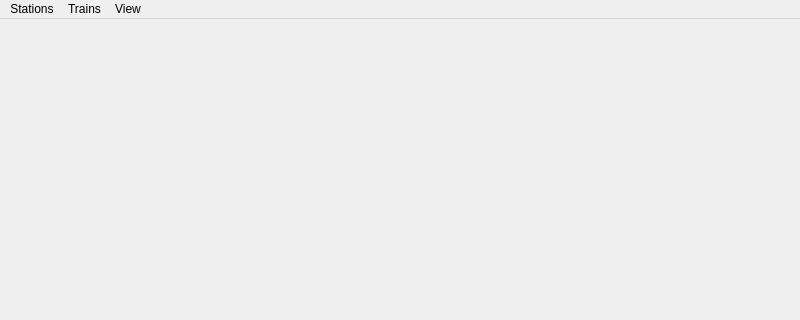
The window that tools/route-map/forms/mainwindow.ui (maisvendoo/RRS) describes before a commit, drawn with Qt 5; both pictures show x 0 to 800 and y 0 to 320 of the 800 by 600 pixel window.
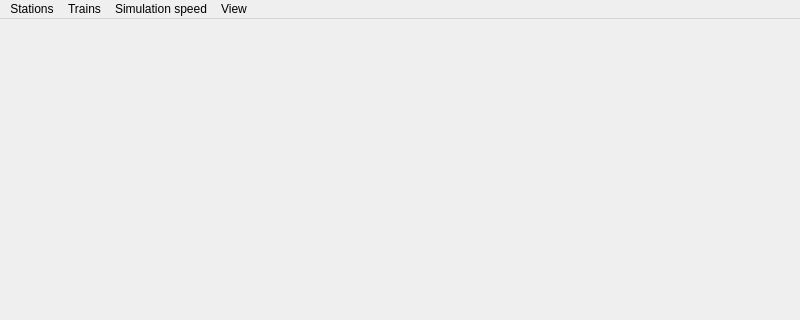
The same window after the commit.

Commit message: Изменение скорости симуляции на ходу через интерфейс карты

What changed in the file:
```diff
--- a/tools/route-map/forms/mainwindow.ui
+++ b/tools/route-map/forms/mainwindow.ui
@@ -58,8 +58,19 @@
      <string>Trains</string>
     </property>
    </widget>
+   <widget class="QMenu" name="mSimSpeed">
+    <property name="title">
+     <string>Simulation speed</string>
+    </property>
+    <addaction name="action_x1"/>
+    <addaction name="action_x2"/>
+    <addaction name="action_x4"/>
+    <addaction name="action_x8"/>
+    <addaction name="action_x16"/>
+   </widget>
    <addaction name="mStations"/>
    <addaction name="mTrains"/>
+   <addaction name="mSimSpeed"/>
    <addaction name="menuView"/>
   </widget>
   <action name="actionShowTrajName">
```
Left out of the diff: 51 changed lines with no effect on the pictures. The commit also changes 7 other files.
